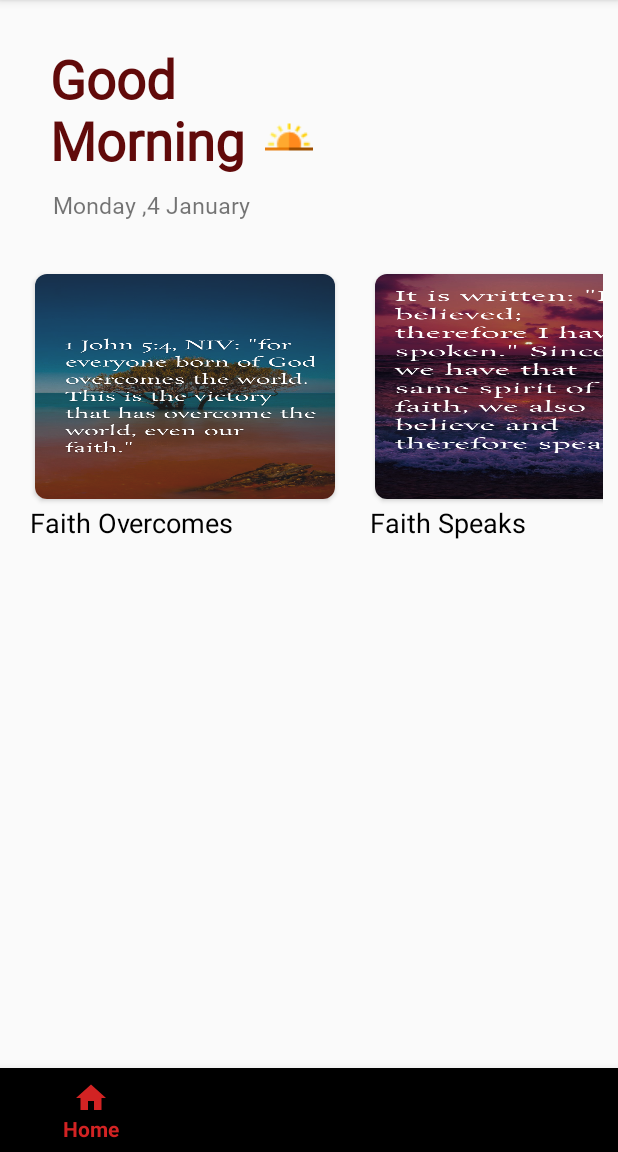
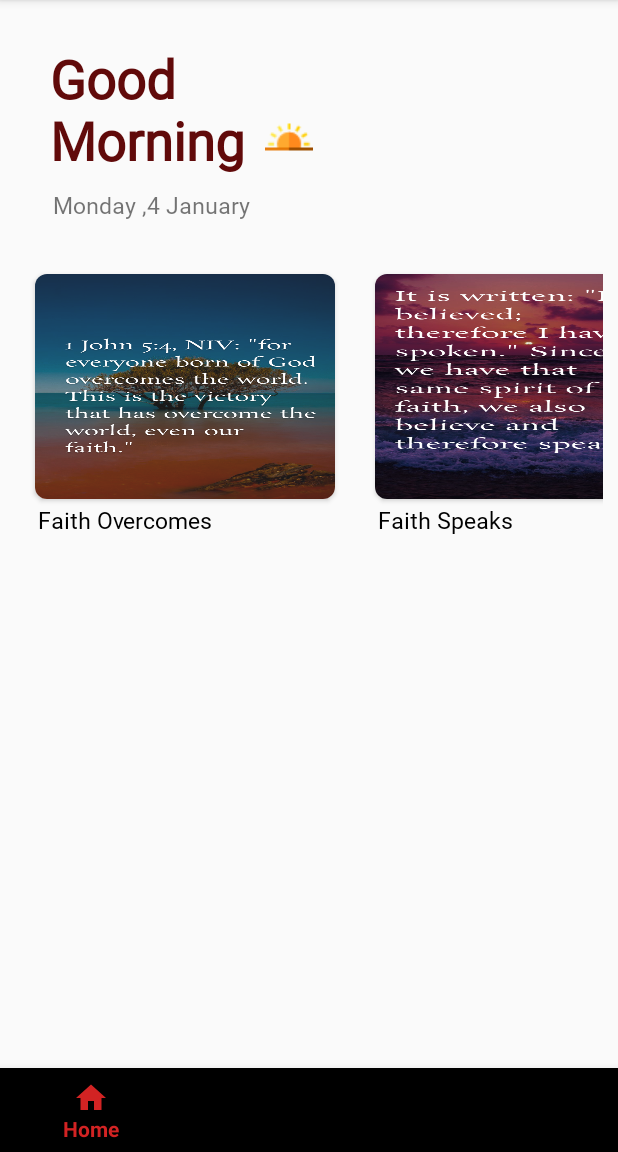
Before and after one commit to Pauldenrele/FaithDaily, an Android app: the screen it shows after launch (MainActivity), on a phone screen of 412 x 824 dp, the part 84-1236 px from its top. Run offline under Robolectric (Android 15) with nearby library versions, the phone set to English and light mode, and no system bars; our stand-ins replace Room's generated code, Timber, navigation-ui; pictures from the network do not load; 11 statements that could not run were skipped.

Commit message:
Minor changes

```diff
--- a/app/build.gradle
+++ b/app/build.gradle
@@ -25,6 +25,7 @@ android {
         targetSdkVersion 30
         versionCode 1
         versionName "1.0"
+        multiDexEnabled true
 
         testInstrumentationRunner "androidx.test.runner.AndroidJUnitRunner"
     }
@@ -54,6 +55,8 @@ dependencies {
     androidTestImplementation 'androidx.test.ext:junit:1.1.1'
     androidTestImplementation 'androidx.test.espresso:espresso-core:3.2.0'
     implementation 'com.android.support:appcompat-v7:24.2.1'
+
+    implementation 'com.android.support:multidex:1.0.3' //enter the latest version
 
     implementation 'com.android.support:recyclerview-v7:25.1.0'
     //Retrofit
--- a/app/src/main/AndroidManifest.xml
+++ b/app/src/main/AndroidManifest.xml
@@ -13,7 +13,9 @@
         android:roundIcon="@drawable/fd180"
         android:supportsRtl="true"
         android:theme="@style/AppTheme">
-        <activity android:name=".ui.HelpActivity"></activity>
+        <activity android:name=".ui.HomeAcitvites.YesterdayActivity"></activity>
+        <activity android:name=".ui.HomeAcitvites.TodayActivity" />
+        <activity android:name=".ui.HelpActivity" />
         <activity android:name=".ui.AboutActivity" />
         <activity android:name=".ui.FavoriteDetailsActivity" />
         <activity android:name=".ui.DetailsActivity" />
--- a/app/src/main/res/layout/activity_word.xml
+++ b/app/src/main/res/layout/activity_word.xml
@@ -61,6 +61,7 @@
             android:layout_height="wrap_content"
             android:id="@+id/wordDesc"
             android:textColor="#000000"
+            android:fontFamily="@font/pingfang"
             android:layout_margin="20sp"
             android:layout_marginTop="10sp"
             android:textSize="20sp"
--- a/app/src/main/res/layout/fragment_home.xml
+++ b/app/src/main/res/layout/fragment_home.xml
@@ -841,6 +841,7 @@
         android:fontFamily="@font/pingfang"
         android:gravity="center"
         android:padding="3sp"
+
         android:text="Click here to \n start reading \n Daily Devotionals"
         android:textSize="25sp"
         android:visibility="gone" />
@@ -852,9 +853,8 @@
         android:layout_height="wrap_content"
         android:background="@android:color/transparent"
         android:visibility="invisible"
-        app:layout_constraintBottom_toBottomOf="parent"
-        app:layout_constraintEnd_toEndOf="parent"
-        app:layout_constraintHorizontal_bias="0.5"
-        app:layout_constraintStart_toStartOf="parent" />
+        android:layout_below="@id/recycler"
+        android:layout_centerInParent="true"
+       />
 
 </RelativeLayout>
--- a/app/src/main/res/layout/recycler_item.xml
+++ b/app/src/main/res/layout/recycler_item.xml
@@ -2,39 +2,43 @@
 <LinearLayout xmlns:android="http://schemas.android.com/apk/res/android"
     xmlns:app="http://schemas.android.com/apk/res-auto"
     xmlns:card_view="http://schemas.android.com/tools"
-    android:padding="10dp"
+    android:layout_width="wrap_content"
+    android:layout_height="wrap_content"
     android:orientation="vertical"
-    android:layout_width="wrap_content"
-    android:layout_height="wrap_content">
+    android:padding="10dp">
 
 
     <androidx.cardview.widget.CardView
         android:id="@+id/card_view"
         android:layout_width="200dp"
         android:layout_height="150dp"
+        android:layout_margin="3dp"
         app:cardCornerRadius="8dp"
-        card_view:cardElevation="10dp"
-        android:layout_margin="3dp">
+        card_view:cardElevation="10dp">
 
 
-            <ImageView
-                android:layout_width="match_parent"
-                android:layout_height="match_parent"
-                android:src="@drawable/apple"
-               android:scaleType="fitXY"
-                android:id="@+id/iv" />
+        <ImageView
+            android:id="@+id/iv"
+            android:layout_width="match_parent"
+            android:layout_height="match_parent"
+            android:scaleType="fitXY"
 
+            android:src="@drawable/apple" />
 
 
     </androidx.cardview.widget.CardView>
+
     <TextView
+        android:id="@+id/tv"
         android:layout_width="match_parent"
         android:layout_height="match_parent"
-        android:id="@+id/tv"
+        android:fontFamily="@font/pingfang"
+        android:layout_marginStart="5sp"
         android:gravity="bottom"
         android:text="Image"
         android:textColor="#000000"
-        android:textSize="18sp" />
+        android:textSize="15sp"
+        android:layout_marginLeft="5sp" />
 
 
 </LinearLayout>
```
Also changed, not shown: app/src/main/java/com/bibleapp/faithdaily/ui/HomeAcitvites/TodayActivity.kt (added, +26 -0 lines), app/src/main/java/com/bibleapp/faithdaily/ui/HomeAcitvites/YesterdayActivity.kt (added, +26 -0 lines), app/src/main/java/com/bibleapp/faithdaily/ui/HomeFragment.kt (+49 -23 lines), app/src/main/res/layout/activity_today_.xml (added, +76 -0 lines), app/src/main/res/layout/activity_yesterday.xml (added, +76 -0 lines), app/src/main/res/drawable/faith_is_patient.jpg (added), app/src/main/res/drawable/faith_is_patient.png (deleted).
